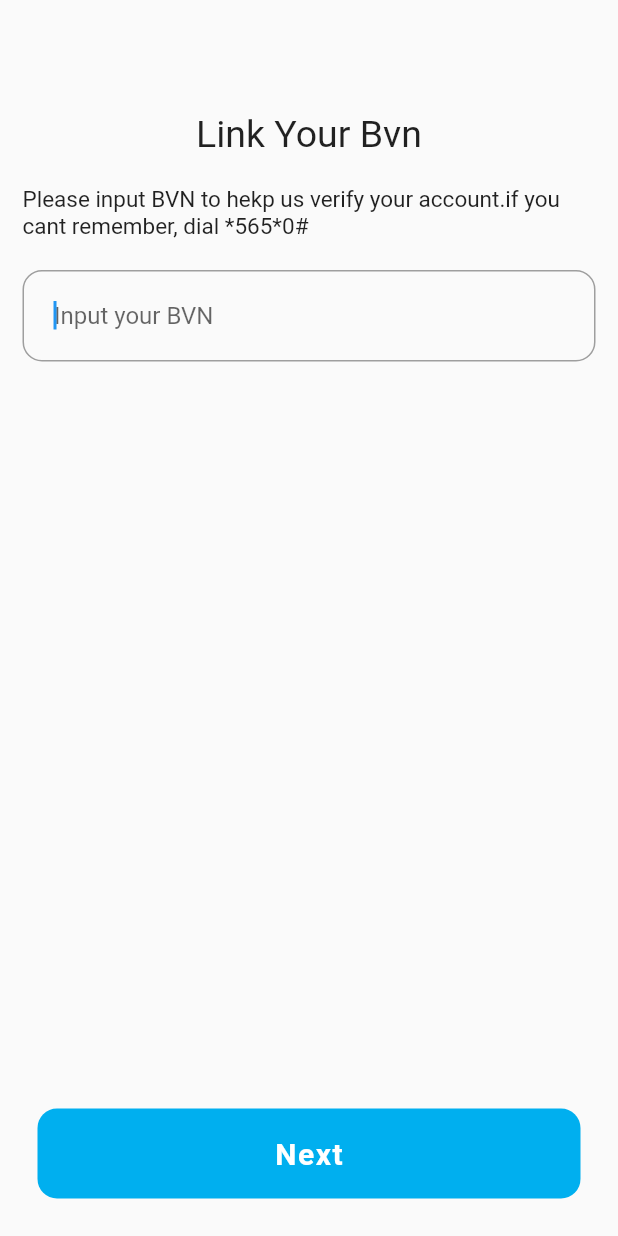
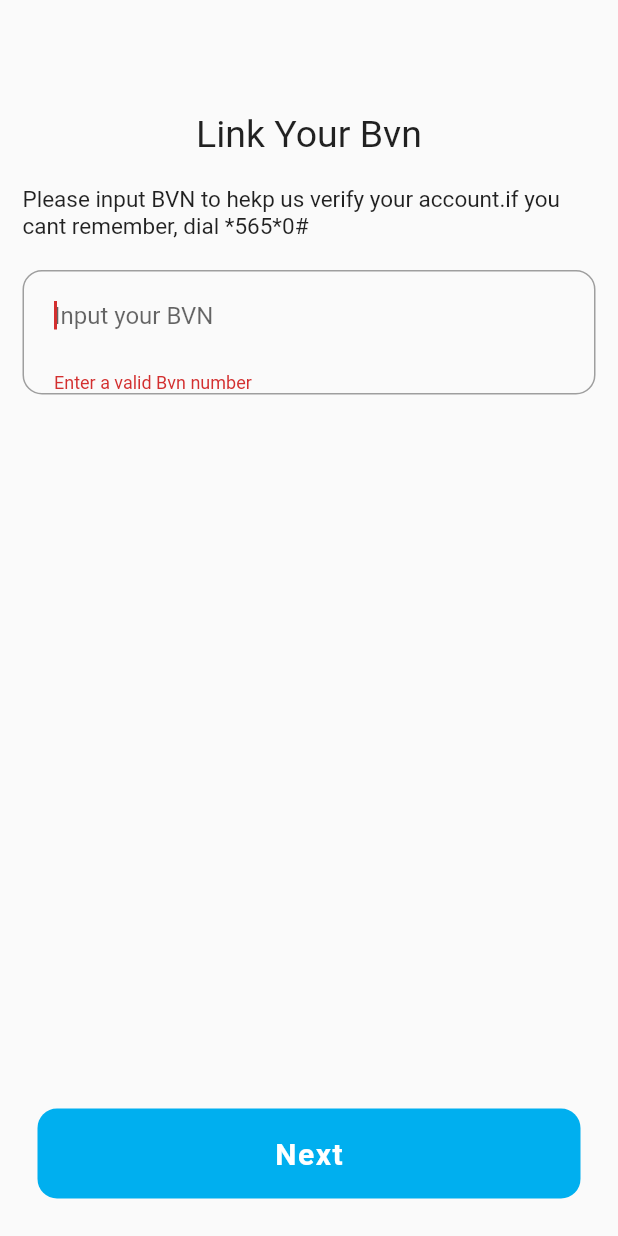
Before and after one commit to Ajaodolapo1301/glade, a Flutter app: the screen it shows after launch, after a tap on "Next", on a phone screen of 412 x 824 dp. Run offline on Flutter 3.47's test engine with Material 2 defaults, Android fonts, the phone set to English and light mode, and no system bars; drawn by our look-alikes of overlay_support; our stand-ins replace after_layout, flutter_spinkit, hive, progress_dialog; missing offline and left inert: autocomplete_textfield; accounts and stored records are empty; network calls fail; Roboto replaces fonts that are missing (SFPro).

```diff
--- a/lib/api/api.dart
+++ b/lib/api/api.dart
@@ -49,7 +49,7 @@ Map ma = jsonDecode(response.body);
     }catch(e){
       print(e.toString());
     }
-
+print(result);
     return result;
   }
 
--- a/lib/screens/home.dart
+++ b/lib/screens/home.dart
@@ -3,6 +3,7 @@ import 'package:flutter/material.dart';
 import 'package:flutter/services.dart';
 import 'package:glade/animation/fadeRoute.dart';
 import 'package:glade/constant.dart';
+import 'package:glade/model/user.dart';
 import 'package:glade/screens/list.dart';
 import 'package:glade/utils/CustomUtils.dart';
 import 'package:glade/view_models/bank.dart';
@@ -18,7 +19,7 @@ class Home extends StatefulWidget {
 }
 
 class _HomeState extends State<Home>  with AfterLayoutMixin<Home>{
-
+  final _formkey = GlobalKey<FormState>();
 ProgressDialog pd;
 
   void showPdDialog() async {
@@ -54,13 +55,18 @@ TextEditingController bvn = new TextEditingController();
 
                 Center(child: Text("Please input BVN to hekp us verify your account.if you cant remember, dial *565*0#", style: TextStyle(fontSize: 15),)),
  SizedBox(height: 20,),
-                Container(
+
+
+
+              Form(
+                key: _formkey,
+                child:   Container(
 
                   decoration: BoxDecoration(
-                    borderRadius: BorderRadius.circular(13),
+                      borderRadius: BorderRadius.circular(13),
                       border: Border.all(color:Colors.grey)),
                   child:TextFormField(
-                      controller: bvn,
+                    controller: bvn,
                     autofocus: true,
 
                     keyboardType: TextInputType.number,
@@ -70,7 +76,7 @@ TextEditingController bvn = new TextEditingController();
                     ],
                     validator: (value) {
                       if (value.length < 11) {
-                        return "enter a valid Account number";
+                        return "Enter a valid Bvn number";
                       }
 
 
@@ -83,14 +89,23 @@ TextEditingController bvn = new TextEditingController();
                   ),
 
 
-                ),],
+                ),
+              )
+
+
+
+
+
+                ,],
             ),
 
 
               InkWell(
                 onTap: (){
+                if(_formkey.currentState.validate()){
                   getBvn();
-//                      Navigator.push(context, FadeRoute(page: List()));
+                }
+
                 },
                 child: Container(
                   margin: EdgeInsets.only(bottom: 10, right: 10, left: 10),
@@ -118,13 +133,19 @@ TextEditingController bvn = new TextEditingController();
     pd.hide();
     if(result["error"] == false){
       setState(() {
-        CustomUtils.showCustomDialog(DialogType.success, context, "Hurray", "Next", (){
+        User user = result["user"];
+        CustomUtils.showCustomDialog(DialogType.success, context,"${user.firstname} ${user.lastname}, Congratulations, Your BVN has beem verified succesfully" , "Proceed", (){
           bvn.text = " ";
           Navigator.pop(context);
           Navigator.push(context, FadeRoute(page: List()));
         });
       });
+    }else if(result["error"] == true){
+      CustomUtils.showCustomDialog(DialogType.success, context,"Ops!, Verification failed, please Ensure you entered your Bvn correctly" , "Proceed", (){
+        bvn.text = " ";
+        Navigator.pop(context);
 
+      });
     }
 
 
--- a/lib/utils/CustomUtils.dart
+++ b/lib/utils/CustomUtils.dart
@@ -131,7 +131,7 @@ class CustomUtils {
                           padding: EdgeInsets.all(10),
                           onPressed: onClose,
                           color: (type == DialogType.success)
-                              ? Color(0XFF009845)
+                              ? kprimary
                               :(type == DialogType.warning)?Colors.amber[700] : Colors.red,
                           child: Text(
                             actionText,
```
Also changed, not shown: lib/screens/list.dart (+3 -63 lines).
